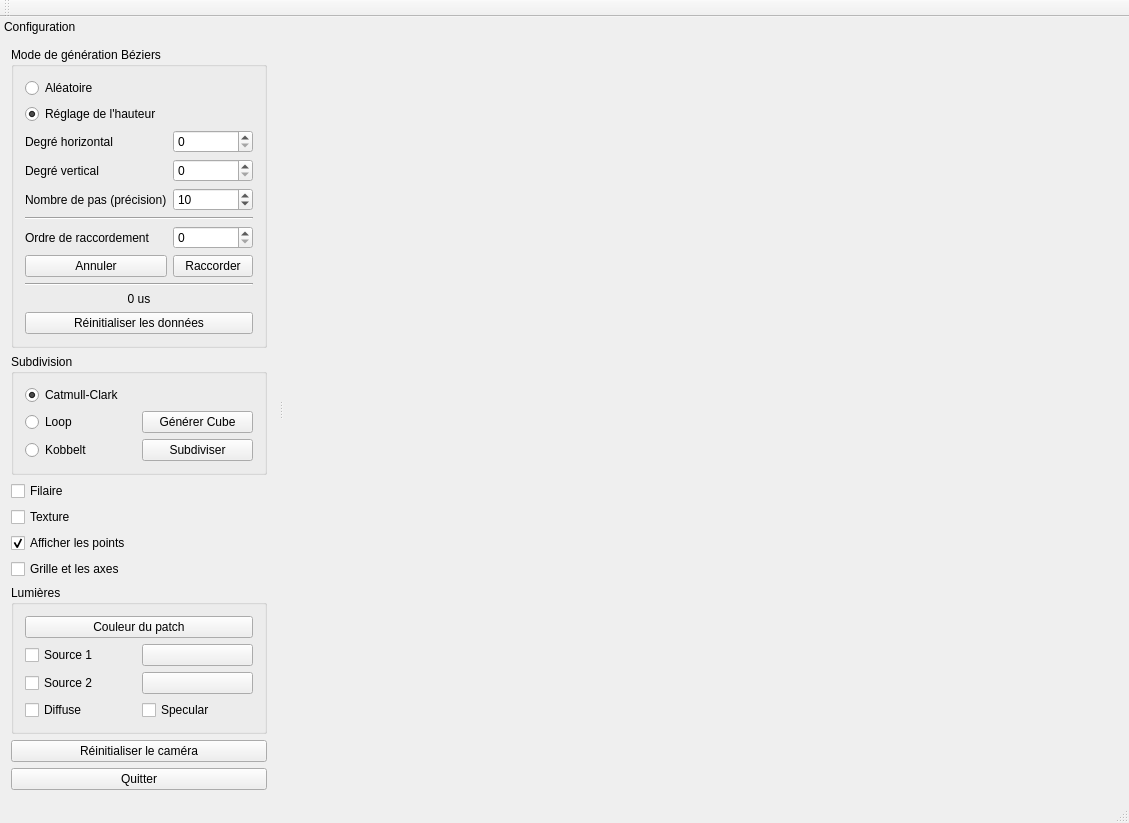
First picture: the form in form/maths5a_coons.ui, repository ldkv/Maths5A_Coons, before the edit.
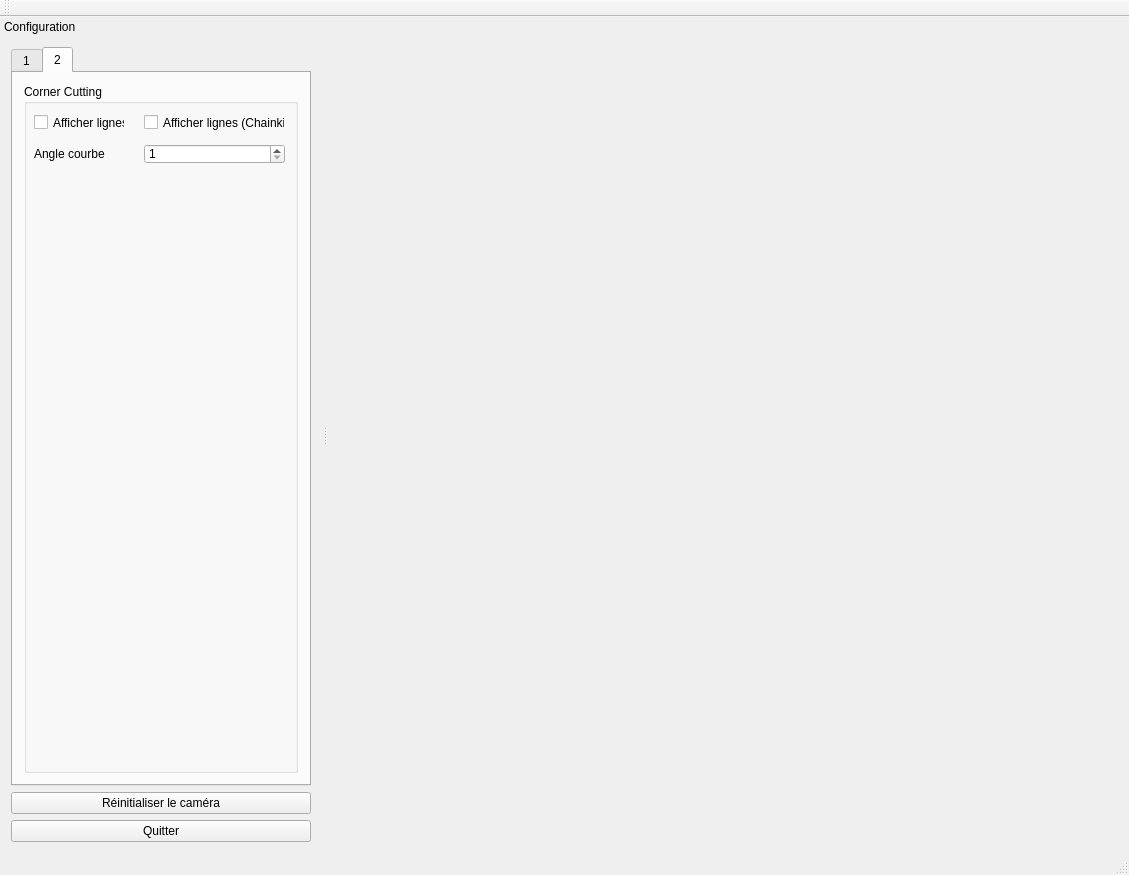
Second picture: the form after the edit.

Commit message: Ajout options Chainkin dans l'interface

What changed in the file:
```diff
--- a/form/maths5a_coons.ui
+++ b/form/maths5a_coons.ui
@@ -7,7 +7,7 @@
     <x>0</x>
     <y>0</y>
     <width>1129</width>
-    <height>796</height>
+    <height>823</height>
    </rect>
   </property>
   <property name="windowTitle">
@@ -52,6 +52,30 @@
    <widget class="QWidget" name="dockWidgetContents">
     <layout class="QVBoxLayout" name="verticalLayout_2">
      <item>
+      <widget class="QTabWidget" name="tabWidget">
+       <property name="sizePolicy">
+        <sizepolicy hsizetype="Preferred" vsizetype="Preferred">
+         <horstretch>0</horstretch>
+         <verstretch>0</verstretch>
+        </sizepolicy>
+       </property>
+       <property name="minimumSize">
+        <size>
+         <width>300</width>
+         <height>0</height>
+        </size>
+       </property>
+       <property name="currentIndex">
+        <number>1</number>
+       </property>
+       <widget class="QWidget" name="tab">
+        <attribute name="title">
+         <string>1</string>
+        </attribute>
+        <layout class="QVBoxLayout" name="verticalLayout_3">
+         <item>
+          <layout class="QVBoxLayout" name="verticalLayout">
+           <item>
       <widget class="QGroupBox" name="groupMode">
        <property name="title">
         <string>Mode de génération Béziers</string>
@@ -343,6 +367,94 @@
        <zorder>cbDiffuse</zorder>
        <zorder>cbSpecular</zorder>
        <zorder>bColorObj</zorder>
+            </widget>
+           </item>
+          </layout>
+         </item>
+        </layout>
+       </widget>
+       <widget class="QWidget" name="tab_2">
+        <attribute name="title">
+         <string>2</string>
+        </attribute>
+        <layout class="QVBoxLayout" name="verticalLayout_5">
+         <item>
+          <layout class="QVBoxLayout" name="verticalLayout_4">
+           <item>
+            <widget class="QGroupBox" name="groupBox">
+             <property name="title">
+              <string>Corner Cutting</string>
+             </property>
+             <widget class="QCheckBox" name="cbLine">
+              <property name="enabled">
+               <bool>true</bool>
+              </property>
+              <property name="geometry">
+               <rect>
+                <x>10</x>
+                <y>30</y>
+                <width>91</width>
+                <height>17</height>
+               </rect>
+              </property>
+              <property name="text">
+               <string>Afficher lignes</string>
+              </property>
+              <property name="checked">
+               <bool>false</bool>
+              </property>
+             </widget>
+             <widget class="QCheckBox" name="cbLineChainkin">
+              <property name="geometry">
+               <rect>
+                <x>120</x>
+                <y>30</y>
+                <width>141</width>
+                <height>17</height>
+               </rect>
+              </property>
+              <property name="text">
+               <string>Afficher lignes (Chainkin)</string>
+              </property>
+             </widget>
+             <widget class="QLabel" name="labelAngle">
+              <property name="geometry">
+               <rect>
+                <x>10</x>
+                <y>60</y>
+                <width>125</width>
+                <height>20</height>
+               </rect>
+              </property>
+              <property name="text">
+               <string>Angle courbe</string>
+              </property>
+             </widget>
+             <widget class="QSpinBox" name="spinAngle">
+              <property name="geometry">
+               <rect>
+                <x>120</x>
+                <y>60</y>
+                <width>141</width>
+                <height>20</height>
+               </rect>
+              </property>
+              <property name="minimum">
+               <number>1</number>
+              </property>
+              <property name="maximum">
+               <number>1000</number>
+              </property>
+              <property name="value">
+               <number>1</number>
+              </property>
+             </widget>
+            </widget>
+           </item>
+          </layout>
+         </item>
+        </layout>
+       </widget>
       </widget>
      </item>
      <item>
```
Left out of the diff: 108 changed lines with no effect on the pictures. Lines whose indentation alone changed are shown as unchanged. The commit also changes 3 other files.
